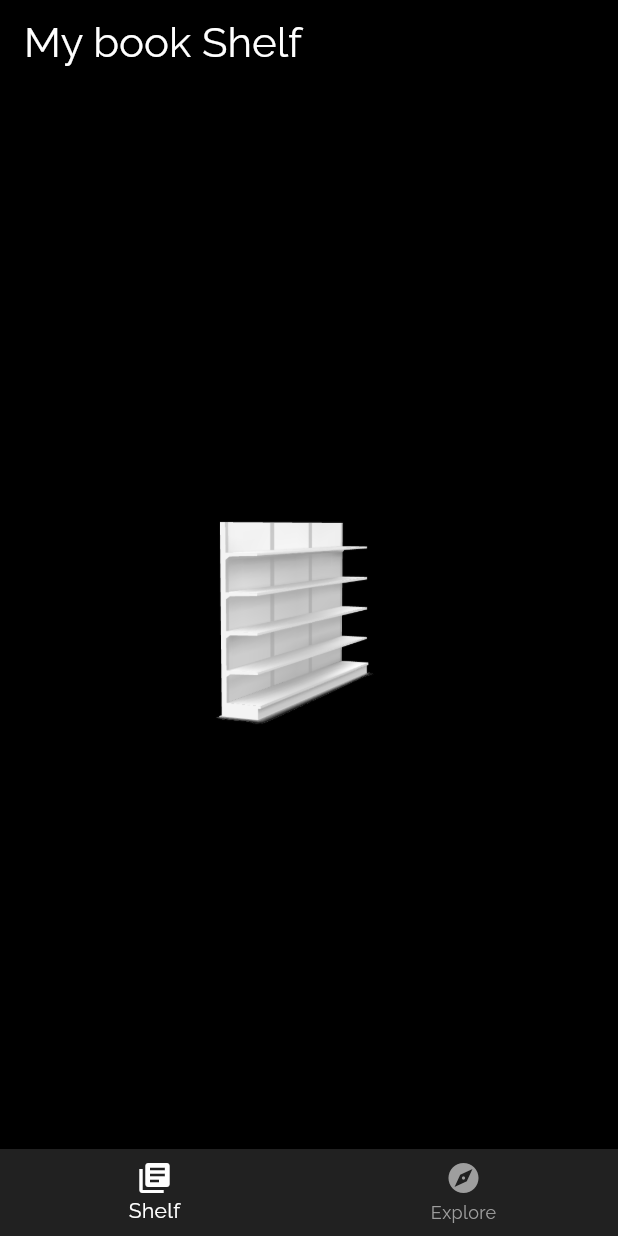
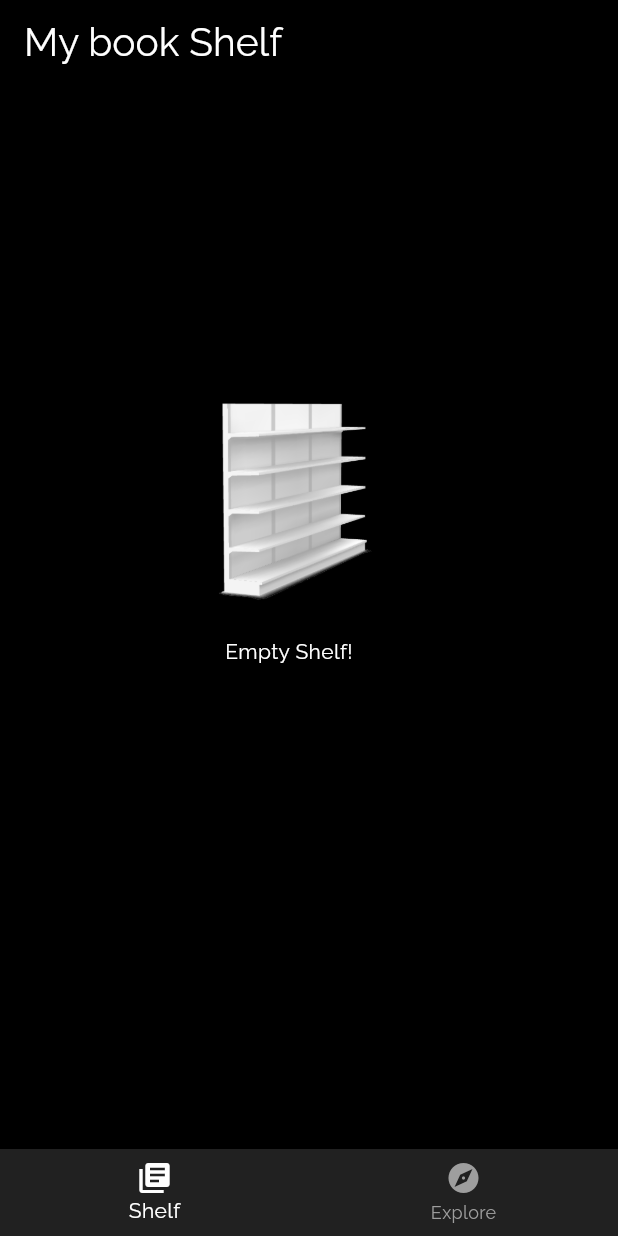
Before and after one commit to Chiru2004/BookBuddy_App, a Flutter app: the screen it shows after launch, on a phone screen of 412 x 824 dp. Run offline on Flutter 3.47's test engine with Material 3 defaults, Android fonts, the phone set to English and light mode, and no system bars; our stand-ins replace bloc, equatable, flutter_bloc, flutter_spinkit, google_fonts, hive and 1 more; accounts and stored records are empty.

Commit message:
UI updates.

```diff
--- a/bookbuddyapp/lib/Presentation/screens/search_screen.dart
+++ b/bookbuddyapp/lib/Presentation/screens/search_screen.dart
@@ -5,7 +5,7 @@ import 'package:flutter_bloc/flutter_bloc.dart';
 import 'package:flutter_spinkit/flutter_spinkit.dart';
 
 class SearchScreen extends StatefulWidget {
-  SearchScreen({super.key});
+  const SearchScreen({super.key});
   @override
   _SearchScreenState createState() => _SearchScreenState();
 }
@@ -104,8 +104,7 @@ class _SearchScreenState extends State<SearchScreen> {
                   return const Center(
                     // Use SpinKitFoldingCube for the folding cube loading indicator
                     child: SpinKitFoldingCube(
-                      color: Color.fromARGB(
-                          255, 150, 150, 150), // You can customize the color
+                      color: Color.fromARGB(255, 255, 255, 255), // You can customize the color
                       size: 50.0, // You can customize the size
                     ),
                   );
--- a/bookbuddyapp/lib/Presentation/screens/shelf_screen.dart
+++ b/bookbuddyapp/lib/Presentation/screens/shelf_screen.dart
@@ -22,7 +22,7 @@ class _ShelfScreenState extends State<ShelfScreen> {
       appBar: AppBar(
         title: const Text(
           "My book Shelf",
-          style: TextStyle(color: Colors.white, fontSize: 28),
+          style: TextStyle(color: Colors.white, fontSize: 26),
         ),
         backgroundColor: Colors.black,
       ),
@@ -33,11 +33,16 @@ class _ShelfScreenState extends State<ShelfScreen> {
             if (state.books.length == 0) {
               return Center(
                 child: Container(
-                  height: 650,
-                  width: 650,
-                  child: const Image(
-                    image: AssetImage('assets/empty_rack.png'),
-                    fit: BoxFit.contain,
+                  height: 350,
+                  width: 400,
+                  child: const Column(
+                    children: [
+                       Image(
+                        image: AssetImage('assets/empty_rack.png'),
+                        fit: BoxFit.contain,
+                      ),
+                      Text("Empty Shelf!       ",style: TextStyle(color: Colors.white),)
+                    ],
                   ),
                 ),
               );
```
Also changed, not shown: bookbuddyapp/lib/Blocs/explore_bloc.dart (+5 -25 lines), bookbuddyapp/lib/Blocs/explore_state.dart (+4 -4 lines), bookbuddyapp/lib/Blocs/search_bloc.dart (+16 -19 lines), bookbuddyapp/lib/Presentation/Widgets/booktile.dart (+5 -8 lines), bookbuddyapp/lib/Presentation/Widgets/category_button.dart (+1 -6 lines), bookbuddyapp/lib/Presentation/Widgets/imageview.dart (+5 -5 lines), bookbuddyapp/lib/Presentation/screens/explore_screen.dart (+17 -6 lines), bookbuddyapp/lib/Presentation/screens/search_detail.screen.dart (+7 -7 lines), bookbuddyapp/lib/data/repositories/categoryrepository.dart (+8 -21 lines), bookbuddyapp/lib/data/repositories/searchrepository.dart (+7 -27 lines), bookbuddyapp/lib/Presentation/screens/bookview_screen.dart (deleted), bookbuddyapp/lib/data/models/volume.dart (deleted).
